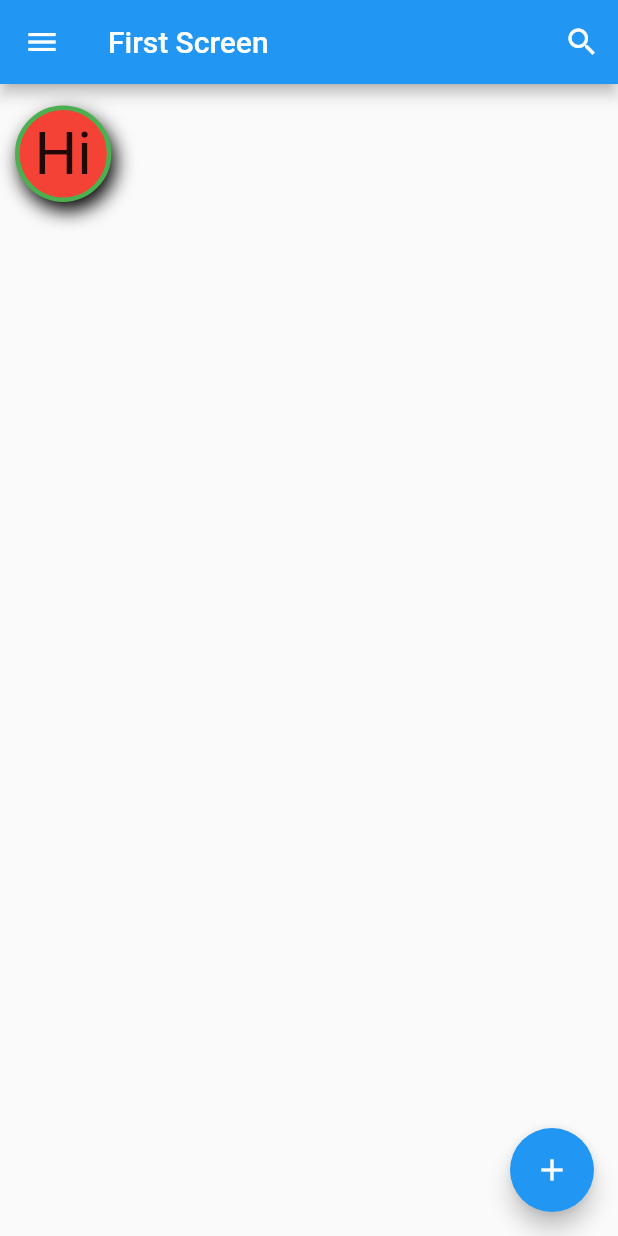
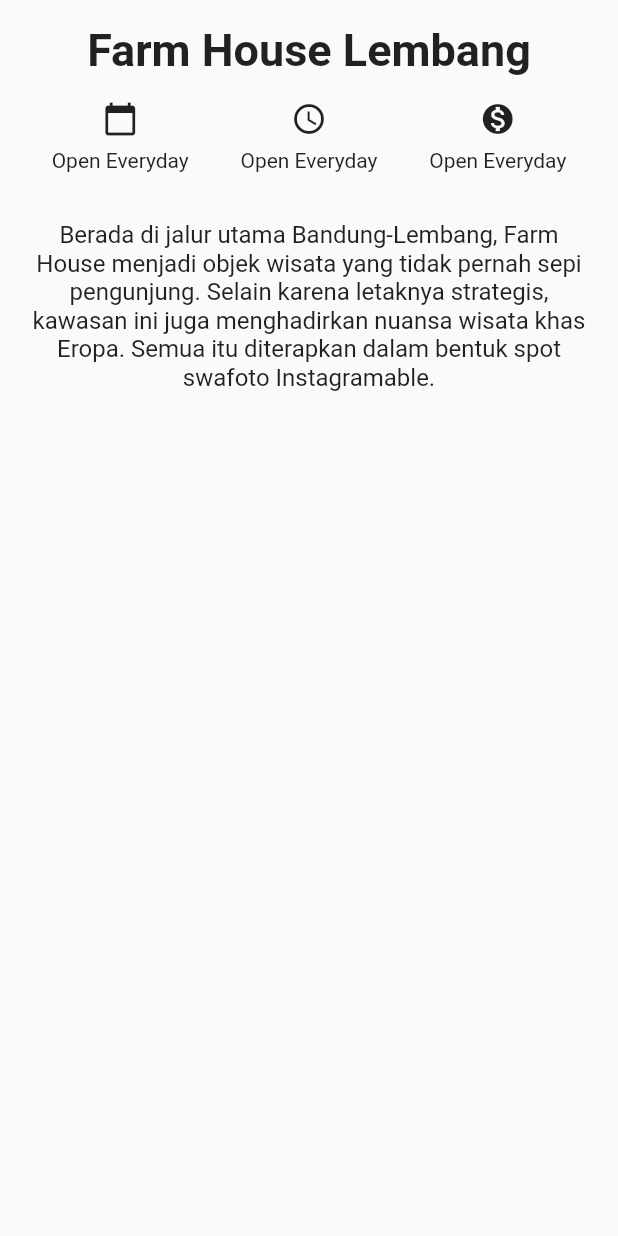
Before and after one commit to ilham76c/flutter-app, a Flutter app: the screen it shows after launch, on a phone screen of 412 x 824 dp. Run offline on Flutter 3.47's test engine with Material 2 defaults, Android fonts, the phone set to English and light mode, and no system bars.

Commit message:
Codelab 1

```diff
--- a/lib/main.dart
+++ b/lib/main.dart
@@ -1,125 +1,81 @@
 import 'package:flutter/material.dart';
 
-void main() {
-  runApp(MyApp());
-}
+void main() => runApp(const MyApp());
 
 class MyApp extends StatelessWidget {
+  const MyApp({Key? key}) : super(key: key);
+
   @override
   Widget build(BuildContext context) {
     return MaterialApp(
-      title: 'Flutter Demo',
-      theme: ThemeData(
-        primarySwatch: Colors.blue,
-      ),
-      //
-      home: const FirstScreen(),// Panggil FirstScreen di sini
+      title: 'Wisata Bandung',
+      theme: ThemeData(),
+      home: const DetailScreen(),
     );
   }
 }
 
-class Heading extends StatelessWidget {
-  final String text;
-
-  const Heading({Key? key, required this.text}) : super(key: key);
+class DetailScreen extends StatelessWidget {
+  const DetailScreen({Key? key}) : super(key: key);
 
   @override
-  Widget build(BuildContext context){
-    return Text(
-      text,
-      style: const TextStyle(
-        fontSize: 24.0,
-        fontWeight: FontWeight.bold,
+  Widget build(BuildContext context) {
+    return Scaffold(
+      body: SafeArea(
+        child: Column(
+          crossAxisAlignment: CrossAxisAlignment.stretch,
+          children: <Widget>[
+            Container(
+              margin: const EdgeInsets.only(top: 16.0),
+              child: const Text(
+                'Farm House Lembang',
+                textAlign: TextAlign.center,
+                style: TextStyle(
+                  fontSize: 30.0,
+                  fontWeight: FontWeight.bold,
+                ),
+              ),
+            ),
+            Container(
+              margin: const EdgeInsets.symmetric(vertical: 16.0),
+              child: Row(
+                mainAxisAlignment: MainAxisAlignment.spaceEvenly,
+                children: <Widget>[
+                  Column(
+                    children: const <Widget>[
+                      Icon(Icons.calendar_today),
+                      SizedBox(height: 8.0),
+                      Text('Open Everyday'),
+                    ],
+                  ),
+                  Column(
+                    children: const <Widget>[
+                      Icon(Icons.access_time),
+                      SizedBox(height: 8.0),
+                      Text('Open Everyday'),
+                    ],
+                  ),
+                  Column(
+                    children: const <Widget>[
+                      Icon(Icons.monetization_on),
+                      SizedBox(height: 8.0),
+                      Text('Open Everyday'),
+                    ],
+                  ),
+                ],
+              ),
+            ),
+            Container(
+              padding: const EdgeInsets.all(16.0),
+              child: const Text(
+                'Berada di jalur utama Bandung-Lembang, Farm House menjadi objek wisata yang tidak pernah sepi pengunjung. Selain karena letaknya strategis, kawasan ini juga menghadirkan nuansa wisata khas Eropa. Semua itu diterapkan dalam bentuk spot swafoto Instagramable.',
+                textAlign: TextAlign.center,
+                style: TextStyle(fontSize: 16.0),
+              ),
+            ),
+          ]
+        ),
       ),
     );
   }
 }
-
-class BiggerText extends StatefulWidget {
-  final String text;
-
-  const BiggerText({Key? key, required this.text}) : super(key: key);
-
-  @override
-  _BiggerTextState createState() => _BiggerTextState();
-}
-
-
-class _BiggerTextState extends State<BiggerText> {
-  double _textSize = 16.0;
-
-  @override
-  Widget build(BuildContext context) {
-    return Column(
-      mainAxisAlignment: MainAxisAlignment.center,
-      children: <Widget>[
-        Text(widget.text, style: TextStyle(fontSize: _textSize)),
-        ElevatedButton(
-          child: const Text("Perbesar"),
-          onPressed: () {
-            setState(() {
-              _textSize = 32.0;
-            });
-          },
-        )
-      ],
-    );
-  }
-}
-
-class FirstScreen extends StatelessWidget {
-  const FirstScreen({Key? key}) : super(key: key);
-
-  @override
-  Widget build(BuildContext context) {
-    return Scaffold(
-      appBar: AppBar(
-        title: const Text('First Screen'),
-        actions: <Widget>[
-          IconButton(
-            icon: const Icon(
-              Icons.search,
-              color: Colors.white,
-            ),
-            onPressed: () {},
-          ),
-        ],
-        leading: IconButton(
-          icon: const Icon(
-            Icons.menu,
-            color: Colors.white,
-          ),
-          onPressed: () {},
-        ),
-      ),
-      body: Container(
-        // color: Colors.blue,
-        // width: 200,
-        // height: 100,
-        padding: const EdgeInsets.all(10),
-        margin: const EdgeInsets.all(10),
-        child: const Text(
-          'Hi',
-          style: TextStyle(fontSize: 40),
-        ),
-        decoration: BoxDecoration(
-          color: Colors.red,
-          shape: BoxShape.circle,
-          // borderRadius: BorderRadius.circular(10),
-          border: Border.all(color: Colors.green, width: 3),
-          boxShadow: const [
-            BoxShadow(
-              color: Colors.black,
-              offset: Offset(3, 6),
-              blurRadius: 10,
-            ),
-          ],
-        ),
-      ),
-      floatingActionButton: FloatingActionButton(
-        child: const Icon(Icons.add),
-        onPressed: () {},
-      ),
-    );
-  }
-}
```
Also changed, not shown: lib/praktek.dart (added, +125 -0 lines).
